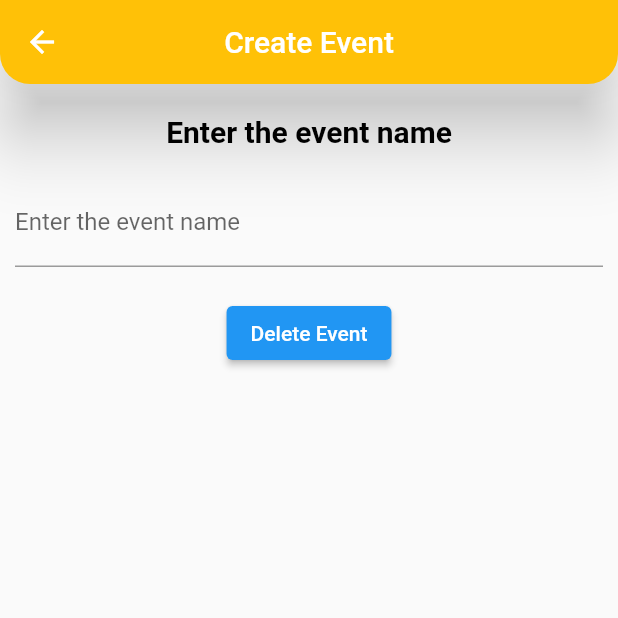
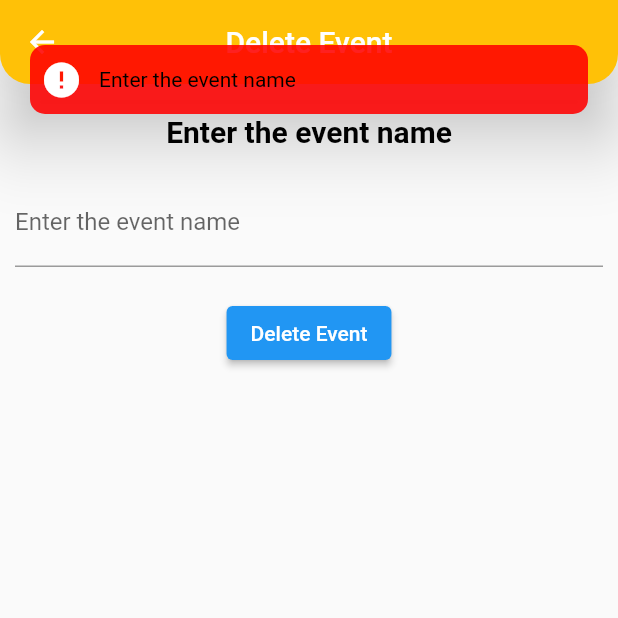
Before and after one commit to Aaryanajith/AttendenceTracker_Frontend, a Flutter app: the DeleteEvent screen opened by its route, after a tap on "Delete Event", on a phone screen of 412 x 824 dp, the top half of it. Run offline on Flutter 3.47's test engine with Material 2 defaults, Android fonts, the phone set to English and light mode, and no system bars; drawn by our look-alikes of another_flushbar; our stand-ins replace dot_navigation_bar, shared_preferences; missing offline and left inert: barcode_scan2; accounts and stored records are empty; network calls fail.

Commit message:
fixes the issue of data not being deleted

```diff
--- a/lib/data/network/BaseApiServices.dart
+++ b/lib/data/network/BaseApiServices.dart
@@ -1,8 +1,6 @@
-import 'package:flutter/material.dart';
-
 abstract class BaseApiServices {
   Future<dynamic> getGetApiResponse(String url);
   Future<dynamic> getPostApiResponse(String url, dynamic data);
-  Future<dynamic> getPostApiResponse_(String url, dynamic headers, dynamic data, BuildContext context);
-  Future<dynamic> getDeleteApiResponse(String url);
+  Future<dynamic> getPostApiResponse_(String url, dynamic data);
+  // Future<dynamic> getDeleteApiResponse(String url, dynamic data);
 }
--- a/lib/repositories/event_repository.dart
+++ b/lib/repositories/event_repository.dart
@@ -11,7 +11,7 @@ class EventRepository {
   Future<EventList> createEventApi(dynamic data) async {
     try {
       dynamic response =
-          await _apiServices.getPostApiResponse(AppUrl.addEvent, data);
+          await _apiServices.getPostApiResponse_(AppUrl.addEvent, data);
       return response;
     } catch (e) {
       rethrow;
@@ -26,7 +26,7 @@ class EventRepository {
           jsonResponseList.map((json) => EventList.fromJson(json)).toList();
       ApiResponse<List<EventList>> apiResponse =
           ApiResponse.completed(eventList);
-      // debugPrint("response ${apiResponse.data}");
+      debugPrint("response ${apiResponse.data}");
       return apiResponse;
     } catch (e) {
       rethrow;
@@ -36,7 +36,7 @@ class EventRepository {
   Future<EventList> deleteEventApi(dynamic data) async {
     try {
       dynamic response =
-          await _apiServices.getPostApiResponse(AppUrl.deleteEvent, data);
+          await _apiServices.getPostApiResponse_(AppUrl.deleteEvent, data);
       return response;
     } catch (e) {
       rethrow;
--- a/lib/view/delete_event.dart
+++ b/lib/view/delete_event.dart
@@ -1,7 +1,9 @@
 import 'package:attendencetracker/resources/color.dart';
 import 'package:attendencetracker/utlities/routes/route_names.dart';
 import 'package:attendencetracker/utlities/utils.dart';
+import 'package:attendencetracker/view_model/deleteEventViewModel.dart';
 import 'package:flutter/material.dart';
+import 'package:provider/provider.dart';
 
 class DeleteEvent extends StatefulWidget {
   const DeleteEvent({Key? key}) : super(key: key);
@@ -15,6 +17,8 @@ class _DeleteEventState extends State<DeleteEvent> {
 
   @override
   Widget build(BuildContext context) {
+    final deleteEventModel = Provider.of<DeleteEventModel>(context);
+
     return WillPopScope(
       onWillPop: () async {
         Navigator.pushNamed(
@@ -23,7 +27,7 @@ class _DeleteEventState extends State<DeleteEvent> {
       },
       child: Scaffold(
         appBar: Utils.appBar(
-          'Create Event',
+          'Delete Event',
           automaticallyImplyLeading: true,
         ),
         body: GestureDetector(
@@ -49,7 +53,7 @@ class _DeleteEventState extends State<DeleteEvent> {
                       padding: EdgeInsets.only(top: 20),
                       child: Container(
                         padding: EdgeInsets.fromLTRB(10, 0, 10, 0),
-                        child: TextField(
+                        child: TextFormField(
                           decoration: const InputDecoration(
                               labelText: 'Enter the event name'),
                           controller: _eventNameController,
@@ -59,7 +63,19 @@ class _DeleteEventState extends State<DeleteEvent> {
                     Padding(
                       padding: EdgeInsets.only(top: 20),
                       child: ElevatedButton(
-                        onPressed: () {},
+                        onPressed: () {
+                          if (_eventNameController.text.isEmpty) {
+                            Utils.flushBarErrorMessage(
+                                'Enter the event name', context);
+                          } else {
+
+                            Map data = {
+                              "event_name": _eventNameController.text.toString()
+                            };
+
+                            deleteEventModel.deleteEvent(data, context);
+                          }
+                        },
                         child: const Text('Delete Event'),
                       ),
                     )
--- /dev/null
+++ b/lib/view_model/deleteEventViewModel.dart
@@ -0,0 +1,16 @@
+import 'package:attendencetracker/repositories/event_repository.dart';
+import 'package:attendencetracker/utlities/utils.dart';
+import 'package:flutter/material.dart';
+
+class DeleteEventModel with ChangeNotifier {
+  final _deleteEventData = EventRepository();
+
+  Future<void> deleteEvent(dynamic data, BuildContext context) async {
+    _deleteEventData.deleteEventApi(data).then((value) {
+      Utils.flushBarSuccessMessage("Api Hit", context);
+      debugPrint(value.toString());
+    }).onError((error, stackTrace) {
+      debugPrint(error.toString());
+    });
+  }
+}
```
Also changed, not shown: lib/data/network/NetworkApiServices.dart (+31 -24 lines), lib/main.dart (+5 -3 lines), lib/view/create_event.dart (+39 -4 lines).
